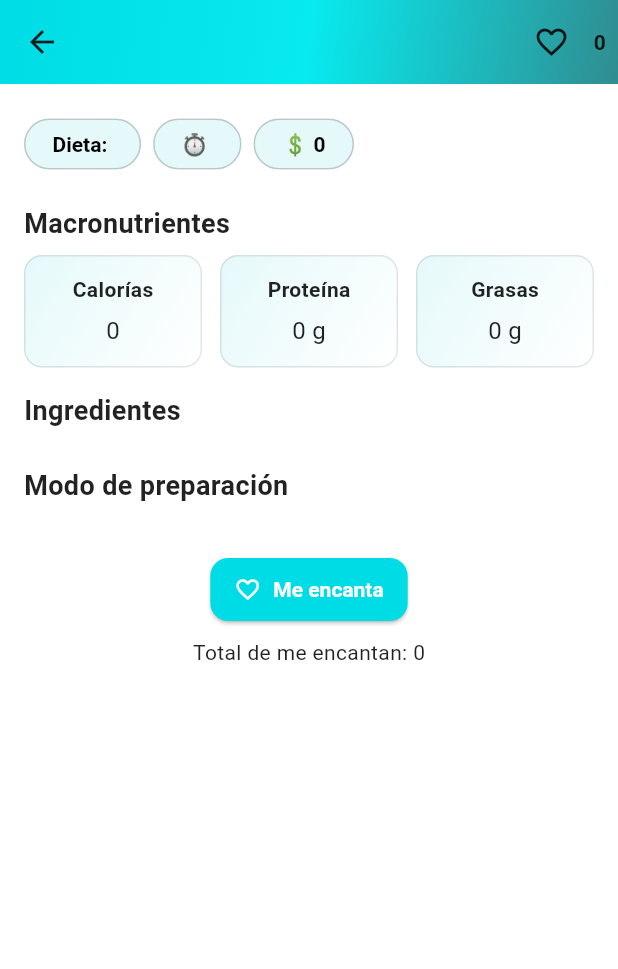
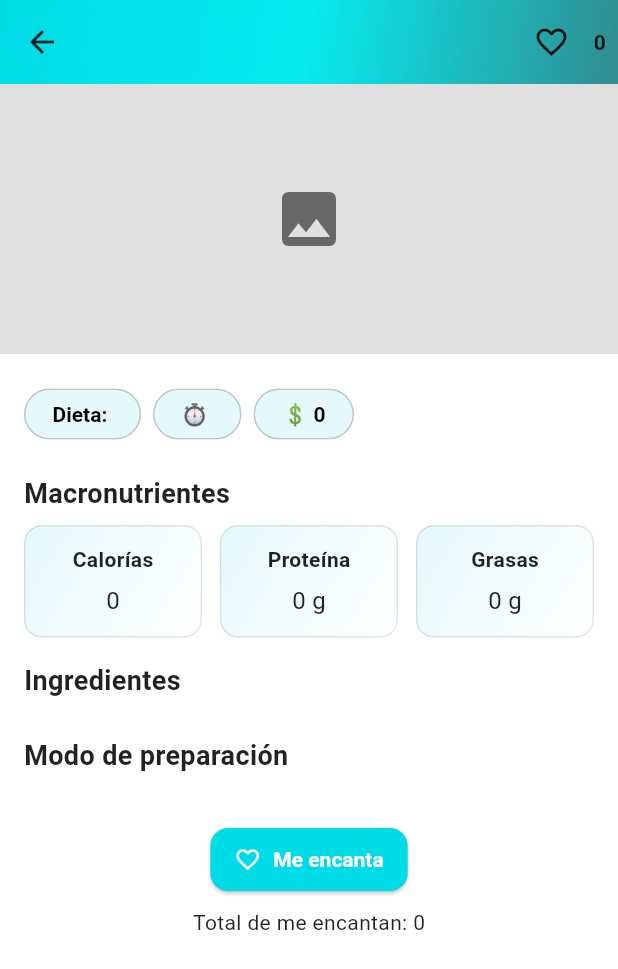
Before and after one commit to yahirmnk/menu_app, a Flutter app: the RecipeDetailScreen screen opened directly with empty values, on a phone screen of 412 x 824 dp. Shown: the top 969 px of the screen. Run offline on Flutter 3.47's test engine with Material 3 defaults, Android fonts, the phone set to English and light mode, and no system bars.

Commit message:
se agregan imagenes

```diff
--- a/lib/models/recipe.dart
+++ b/lib/models/recipe.dart
@@ -17,27 +17,30 @@ class Recipe {
   final String id;
 
   // Campos principales (mapeados desde backend)
-  final String title;       // backend: titulo
-  final String dietTag;     // backend: dietTag
-  final String prepTime;    // backend: tiempoPreparacion
+  final String title;        // backend: titulo
+  final String dietTag;      // backend: dietTag
+  final String prepTime;     // backend: tiempoPreparacion
 
   // Listas desde backend
   final List<Ingredient> ingredientes; // backend: ingredientes [{nombre,cantidad}]
   final List<String> modoPreparacion;  // backend: modoPreparacion [String]
 
   // Nutrientes y costos
-  final int calories;       // backend: calorias
-  final int protein;        // backend: proteinas
-  final int fat;            // backend: grasas
-  final int avgCost;        // backend: costoPromedio
+  final int calories;        // backend: calorias
+  final int protein;         // backend: proteinas
+  final int fat;             // backend: grasas
+  final int avgCost;         // backend: costoPromedio
 
   // Estado/autor
-  final String? status;     // pending/approved/rejected
+  final String? status;      // pending/approved/rejected
   final String? autorId;
 
   // ❤️ Likes
-  final int likesCount;     // backend: likesCount
-  final List<String> likes; // backend: likes (userId list)
+  final int likesCount;      // backend: likesCount
+  final List<String> likes;  // backend: likes (userId list)
+
+  // 🖼️ Imagen
+  final String? imageUrl;    // backend: imageUrl
 
   Recipe({
     required this.id,
@@ -54,15 +57,23 @@ class Recipe {
     this.autorId,
     this.likesCount = 0,
     this.likes = const [],
+    this.imageUrl,
   });
 
-  // Helpers de parseo seguros (evita errores con num/string)
+  /// ---------- Helpers de parseo seguros ----------
   static int _asInt(dynamic v) {
     if (v is int) return v;
     if (v is num) return v.toInt();
     return int.tryParse('$v') ?? 0;
   }
 
+  static double _asDouble(dynamic v) {
+    if (v is double) return v;
+    if (v is num) return v.toDouble();
+    return double.tryParse('$v') ?? 0.0;
+  }
+
+  /// ---------- From JSON ----------
   factory Recipe.fromJson(Map<String, dynamic> json) {
     final map = (json['recipe'] is Map)
         ? (json['recipe'] as Map<String, dynamic>)
@@ -99,13 +110,14 @@ class Recipe {
 
       likesCount: _asInt(map['likesCount']),
       likes: ((map['likes'] as List?) ?? []).map((e) => e.toString()).toList(),
+
+      imageUrl: map['imageUrl']?.toString(),
     );
   }
 
-  // Utilidad para UI (saber si un usuario ya dio "me encanta")
+  /// ---------- Utilidades ----------
   bool likedBy(String userId) => likes.contains(userId);
 
-  // 🔹 Nuevo: copyWith para actualizar solo algunos campos sin perder el resto
   Recipe copyWith({
     String? id,
     String? title,
@@ -121,6 +133,7 @@ class Recipe {
     String? autorId,
     int? likesCount,
     List<String>? likes,
+    String? imageUrl,
   }) {
     return Recipe(
       id: id ?? this.id,
@@ -137,6 +150,7 @@ class Recipe {
       autorId: autorId ?? this.autorId,
       likesCount: likesCount ?? this.likesCount,
       likes: likes ?? this.likes,
+      imageUrl: imageUrl ?? this.imageUrl,
     );
   }
 }
--- a/lib/screens/recipe_detail_screen.dart
+++ b/lib/screens/recipe_detail_screen.dart
@@ -110,6 +110,31 @@ class _RecipeDetailScreenState extends State<RecipeDetailScreen> {
         ],
       ),
       body: SingleChildScrollView(
+        child: Column(
+          crossAxisAlignment: CrossAxisAlignment.start,
+          children: [
+            // Image section
+            if (_recipe.imageUrl != null && _recipe.imageUrl!.isNotEmpty)
+              AspectRatio(
+                aspectRatio: 16/9,
+                child: Image.network(
+                  _recipe.imageUrl!,
+                  fit: BoxFit.cover,
+                  errorBuilder: (_, __, ___) => Container(
+                    color: Colors.black12,
+                    child: const Center(child: Icon(Icons.image_not_supported, size: 48)),
+                  ),
+                ),
+              )
+            else
+              Container(
+                height: 180,
+                color: Colors.black12,
+                child: const Center(child: Icon(Icons.image, size: 48)),
+              ),
+
+            // Rest of the content
+            Padding(
               padding: const EdgeInsets.all(16),
               child: Column(
                 crossAxisAlignment: CrossAxisAlignment.start,
@@ -122,9 +147,9 @@ class _RecipeDetailScreenState extends State<RecipeDetailScreen> {
                       Chip(
                         label: Text(
                           "Dieta: ${_recipe.dietTag}",
-                    style: const TextStyle(color: Colors.black), // 🔹 fuerza negro
+                          style: const TextStyle(color: Colors.black),
                         ),
-                  backgroundColor: AppColors.surfaceAlt, // opcional, fondo suave
+                        backgroundColor: AppColors.surfaceAlt,
                       ),
                       Chip(
                         label: Text(
@@ -142,7 +167,6 @@ class _RecipeDetailScreenState extends State<RecipeDetailScreen> {
                       ),
                     ],
                   ),
-
 
                   _sectionTitle("Macronutrientes"),
                   Row(
@@ -190,6 +214,9 @@ class _RecipeDetailScreenState extends State<RecipeDetailScreen> {
                 ],
               ),
             ),
+          ],
+        ),
+      ),
     );
   }
 
```
Also changed, not shown: lib/screens/recipes_screen.dart (+10 -8 lines), 2 other files. Lines whose indentation alone changed are shown as unchanged.
